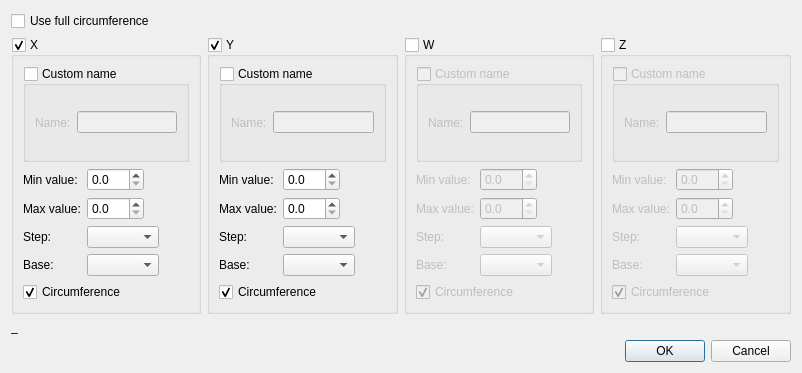
Above: src/app/tape/dialogs/dialogsetupmultisize.ui from dismine/valentina before the change. Below: the same form after it.
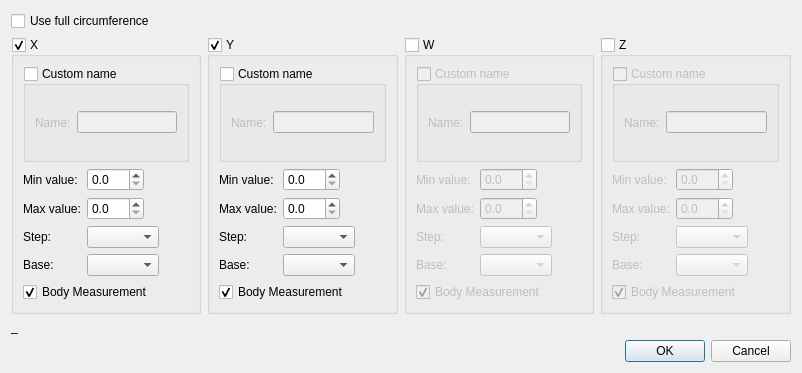
That is the form after the change. Icons and pictures are not drawn.

Commit message: Fix Setup multisize measurements dialog. Improved handling Height dimension.

```diff
--- a/src/app/tape/dialogs/dialogsetupmultisize.ui
+++ b/src/app/tape/dialogs/dialogsetupmultisize.ui
@@ -149,7 +149,7 @@
         <item>
          <widget class="QCheckBox" name="checkBoxXDimensionCircumference">
           <property name="text">
-           <string>Circumference</string>
+           <string>Body Measurement</string>
           </property>
           <property name="checked">
            <bool>true</bool>
@@ -284,7 +284,7 @@
         <item>
          <widget class="QCheckBox" name="checkBoxYDimensionCircumference">
           <property name="text">
-           <string>Circumference</string>
+           <string>Body Measurement</string>
           </property>
           <property name="checked">
            <bool>true</bool>
@@ -419,7 +419,7 @@
         <item>
          <widget class="QCheckBox" name="checkBoxWDimensionCircumference">
           <property name="text">
-           <string>Circumference</string>
+           <string>Body Measurement</string>
           </property>
           <property name="checked">
            <bool>true</bool>
@@ -554,7 +554,7 @@
         <item>
          <widget class="QCheckBox" name="checkBoxZDimensionCircumference">
           <property name="text">
-           <string>Circumference</string>
+           <string>Body Measurement</string>
           </property>
           <property name="checked">
            <bool>true</bool>
```
Left out of the diff: 20 changed lines with no effect on the pictures. The commit also changes 16 other files.
